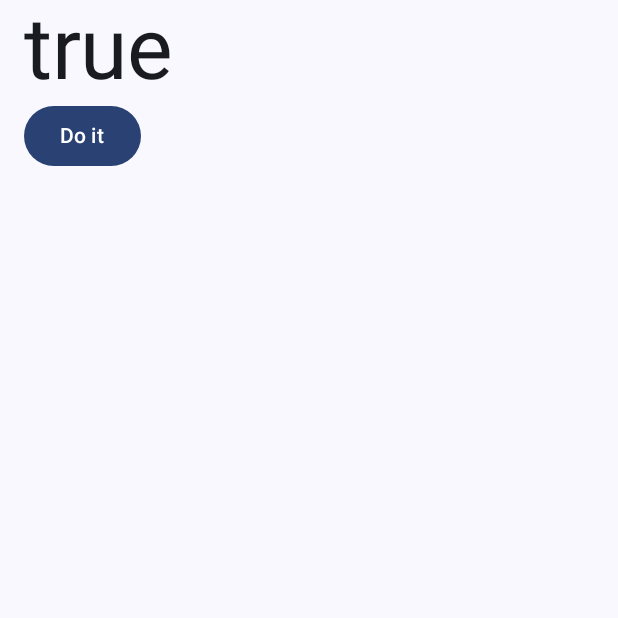
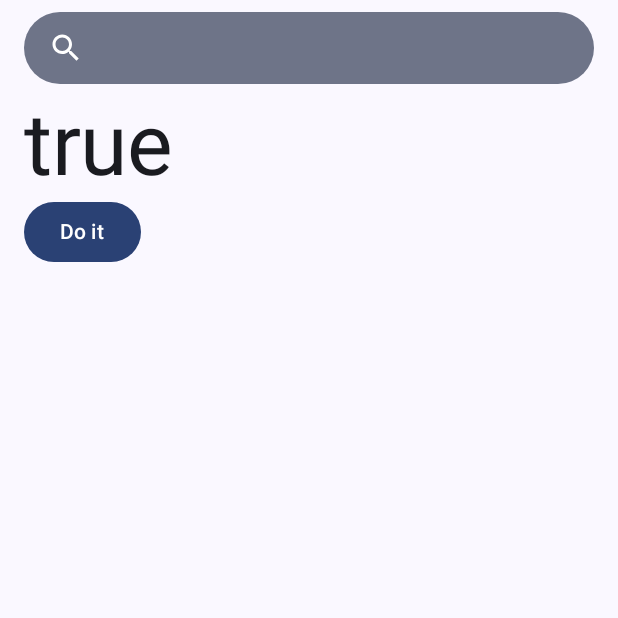
Before and after one commit to Parabox-App/Parabox, an Android app built with Jetpack Compose: the screen it shows after launch (MainActivity), on a phone screen of 412 x 824 dp, the top half of it. Run offline under Robolectric (Android 15) with nearby library versions, the phone set to English and light mode, and no system bars; our stand-ins replace Dagger/Hilt's generated code, Room's generated code, accompanist.

Commit message:
animate searchbar

```diff
--- a/app/src/main/java/com/ojhdtapp/parabox/MainActivity.kt
+++ b/app/src/main/java/com/ojhdtapp/parabox/MainActivity.kt
@@ -1,20 +1,22 @@
 package com.ojhdtapp.parabox
 
 import android.os.Bundle
+import androidx.compose.ui.unit.LayoutDirection
 import android.util.Log
 import androidx.activity.ComponentActivity
 import androidx.activity.compose.setContent
 import androidx.activity.viewModels
 import androidx.compose.foundation.isSystemInDarkTheme
-import androidx.compose.foundation.layout.Box
-import androidx.compose.foundation.layout.fillMaxSize
-import androidx.compose.foundation.layout.fillMaxWidth
+import androidx.compose.foundation.layout.*
 import androidx.compose.material.Button
 import androidx.compose.material.Text
+import androidx.compose.runtime.CompositionLocalProvider
 import androidx.compose.runtime.SideEffect
+import androidx.compose.runtime.remember
 import androidx.compose.ui.Alignment
 import androidx.compose.ui.Modifier
 import androidx.compose.ui.graphics.Color
+import androidx.compose.ui.layout.BeyondBoundsLayout
 import androidx.core.view.WindowCompat
 import androidx.hilt.navigation.compose.hiltViewModel
 import androidx.lifecycle.Lifecycle
@@ -25,6 +27,8 @@ import com.ojhdtapp.parabox.domain.plugin.Conn
 import com.ojhdtapp.parabox.ui.message.MessagePage
 import com.ojhdtapp.parabox.ui.message.MessagePageViewModel
 import com.ojhdtapp.parabox.ui.theme.AppTheme
+import com.ojhdtapp.parabox.ui.util.FixedInsets
+import com.ojhdtapp.parabox.ui.util.LocalFixedInsets
 import dagger.hilt.android.AndroidEntryPoint
 import kotlinx.coroutines.flow.collectLatest
 import kotlinx.coroutines.launch
@@ -50,12 +54,26 @@ class MainActivity : ComponentActivity() {
             SideEffect {
                 systemUiController.setSystemBarsColor(
                     color = Color.Transparent,
-                    darkIcons = useDarkIcons
+                    darkIcons = !useDarkIcons
+                )
+            }
+
+            val systemBarsPadding = WindowInsets.systemBars.asPaddingValues()
+            val fixedInsets = remember {
+                FixedInsets(
+                    statusBarHeight = systemBarsPadding.calculateTopPadding(),
+                    navigationBarsPadding = PaddingValues(
+                        bottom = systemBarsPadding.calculateBottomPadding(),
+                        start = systemBarsPadding.calculateStartPadding(LayoutDirection.Ltr),
+                        end = systemBarsPadding.calculateEndPadding(LayoutDirection.Ltr),
+                    ),
                 )
             }
             AppTheme {
+                CompositionLocalProvider(LocalFixedInsets provides fixedInsets ) {
+                    MessagePage()
+                }
                 val viewModel = hiltViewModel<MessagePageViewModel>()
-                MessagePage()
 //                Box(
 //                    modifier = Modifier
 //                        .fillMaxSize(),
--- a/app/src/main/java/com/ojhdtapp/parabox/ui/message/MessagePage.kt
+++ b/app/src/main/java/com/ojhdtapp/parabox/ui/message/MessagePage.kt
@@ -4,6 +4,7 @@ package com.ojhdtapp.parabox.ui.message
 
 import androidx.compose.animation.animateColorAsState
 import androidx.compose.animation.core.animateDpAsState
+import androidx.compose.foundation.ExperimentalFoundationApi
 import androidx.compose.foundation.Image
 import androidx.compose.foundation.background
 import androidx.compose.foundation.clickable
@@ -27,7 +28,7 @@ import com.ojhdtapp.parabox.domain.model.Contact
 import com.ojhdtapp.parabox.domain.model.message_content.getContentString
 import kotlinx.coroutines.flow.collectLatest
 
-@OptIn(ExperimentalMaterial3Api::class)
+@OptIn(ExperimentalMaterial3Api::class, ExperimentalFoundationApi::class)
 @Composable
 fun MessagePage(
     modifier: Modifier = Modifier,
@@ -45,12 +46,19 @@ fun MessagePage(
     }
     Scaffold(
         modifier = modifier,
-        snackbarHost = { SnackbarHost(hostState = snackBarHostState) }
+        snackbarHost = { SnackbarHost(hostState = snackBarHostState) },
+        topBar = { SearchAppBar(text = viewModel.searchText.value, onTextChange = viewModel::setSearchText)}
     ) { paddingValues ->
         LazyColumn(
             modifier = Modifier.padding(horizontal = 16.dp),
             contentPadding = paddingValues
         ) {
+//            stickyHeader {
+//                SearchAppBar(
+//                    text = viewModel.searchText.value,
+//                    onTextChange = viewModel::setSearchText
+//                )
+//            }
             item {
                 Text(
                     text = "${viewModel.ungroupedContactState.value.isLoading}",
--- a/app/src/main/java/com/ojhdtapp/parabox/ui/message/MessagePageViewModel.kt
+++ b/app/src/main/java/com/ojhdtapp/parabox/ui/message/MessagePageViewModel.kt
@@ -62,6 +62,13 @@ class MessagePageViewModel @Inject constructor(
         _ungroupedContactState.value = value
     }
 
+    private val _searchText = mutableStateOf<String>("")
+    val searchText : State<String> = _searchText
+
+    fun setSearchText(value : String){
+        _searchText.value = value
+    }
+
     fun testFun() {
         viewModelScope.launch(Dispatchers.IO) {
             handleNewMessage(
--- /dev/null
+++ b/app/src/main/java/com/ojhdtapp/parabox/ui/message/SearchAppBar.kt
@@ -0,0 +1,82 @@
+package com.ojhdtapp.parabox.ui.message
+
+import androidx.compose.animation.core.animateDpAsState
+import androidx.compose.animation.core.animateIntAsState
+import androidx.compose.foundation.background
+import androidx.compose.foundation.clickable
+import androidx.compose.foundation.layout.*
+import androidx.compose.foundation.shape.RoundedCornerShape
+import androidx.compose.foundation.text.BasicTextField
+import androidx.compose.material.icons.Icons
+import androidx.compose.material.icons.outlined.Search
+import androidx.compose.ui.Modifier
+import androidx.compose.material3.*
+import androidx.compose.runtime.*
+import androidx.compose.ui.Alignment
+import androidx.compose.ui.draw.clip
+import androidx.compose.ui.unit.dp
+import com.ojhdtapp.parabox.ui.util.LocalFixedInsets
+
+@OptIn(ExperimentalMaterial3Api::class)
+@Composable
+fun SearchAppBar(
+    modifier: Modifier = Modifier,
+//    isActivated: Boolean = false,
+    text: String,
+    onTextChange: (text: String) -> Unit
+) {
+    var isActivated by remember {
+        mutableStateOf(false)
+    }
+    Box(
+        modifier = modifier
+            .fillMaxWidth()
+            .height(
+                LocalFixedInsets.current.statusBarHeight + 64.dp
+            )
+            .padding(
+                PaddingValues(
+                    animateDpAsState(targetValue = if (isActivated) 0.dp else 16.dp).value,
+                    animateDpAsState(
+                        targetValue = if (isActivated) 0.dp else 8.dp + LocalFixedInsets.current.statusBarHeight
+                    ).value,
+                    animateDpAsState(targetValue = if (isActivated) 0.dp else 16.dp).value,
+                    animateDpAsState(targetValue = if (isActivated) 0.dp else 8.dp).value
+                )
+            ),
+        contentAlignment = Alignment.BottomCenter
+    ) {
+        Box(
+            modifier = Modifier
+                .fillMaxSize()
+                .clip(RoundedCornerShape(animateIntAsState(targetValue = if (isActivated) 0 else 50).value))
+                .background(MaterialTheme.colorScheme.secondaryContainer)
+                .clickable { isActivated = !isActivated },
+            contentAlignment = Alignment.BottomCenter
+        ) {
+            Row(
+                modifier = Modifier
+                    .fillMaxWidth()
+                    .height(animateDpAsState(targetValue = if (isActivated) 64.dp else 48.dp).value),
+                verticalAlignment = Alignment.CenterVertically
+            ) {
+                Icon(
+                    modifier = Modifier.padding(horizontal = 16.dp),
+                    imageVector = Icons.Outlined.Search,
+                    contentDescription = "search",
+                    tint = MaterialTheme.colorScheme.onSecondaryContainer
+                )
+                BasicTextField(
+                    modifier = Modifier
+                        .weight(1f)
+                        .fillMaxHeight(),
+                    value = text,
+                    onValueChange = onTextChange,
+                    enabled = false,
+                    textStyle = MaterialTheme.typography.bodyMedium,
+                    singleLine = true
+                )
+            }
+        }
+    }
+}
--- /dev/null
+++ b/app/src/main/java/com/ojhdtapp/parabox/ui/util/FixedInsets.kt
@@ -0,0 +1,13 @@
+package com.ojhdtapp.parabox.ui.util
+
+import androidx.compose.foundation.layout.PaddingValues
+import androidx.compose.runtime.compositionLocalOf
+import androidx.compose.ui.unit.Dp
+import androidx.compose.ui.unit.dp
+
+data class FixedInsets(
+    val statusBarHeight: Dp = 0.dp,
+    val navigationBarsPadding: PaddingValues = PaddingValues(),
+)
+
+val LocalFixedInsets = compositionLocalOf<FixedInsets> { error("no FixedInsets provided!") }
```
